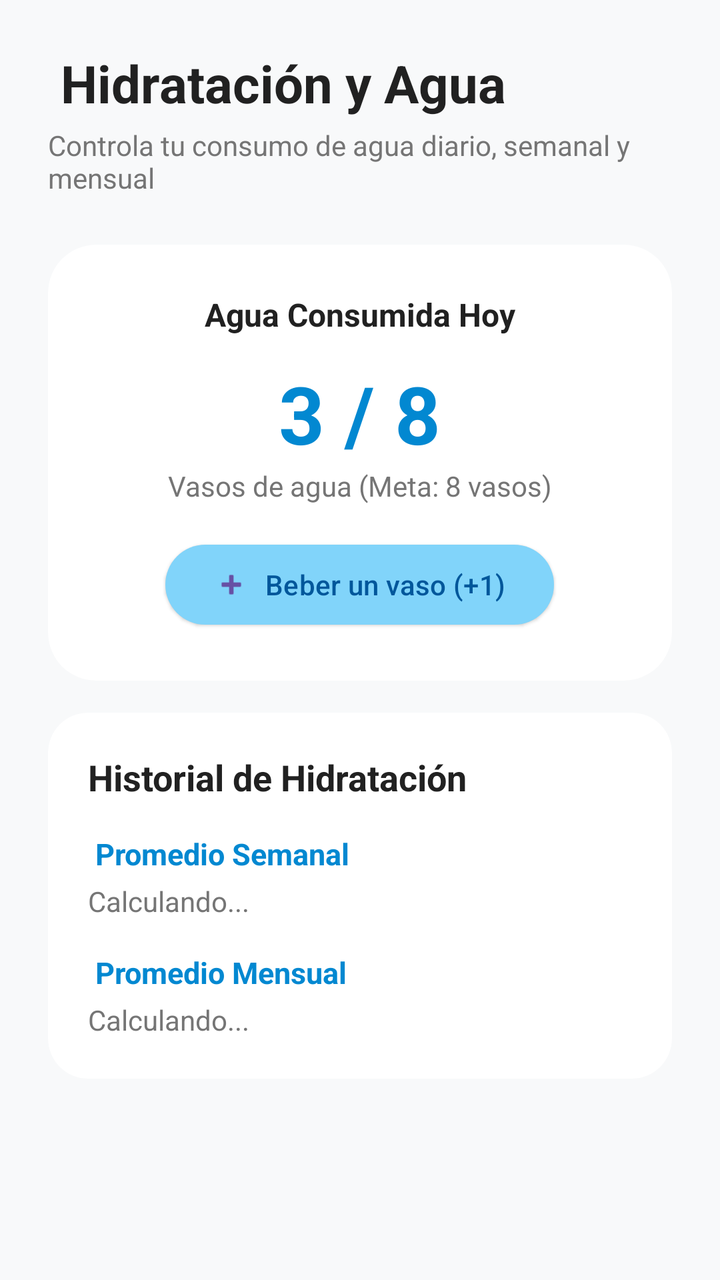
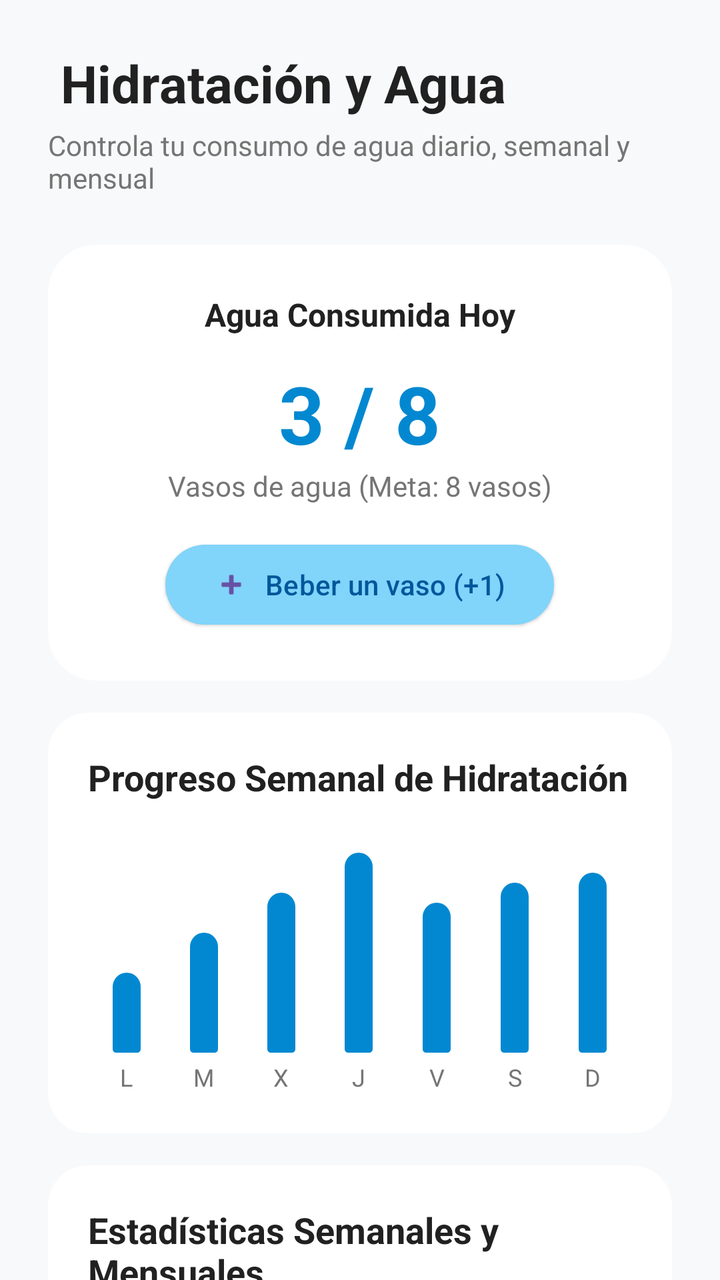

Two renders of the same Android screen: before a commit and after it. Below are the layout's source before the change and the commit's diff.
<!-- AndroidManifest.xml: application theme Theme.Nutrivi -->
<!-- res/layout/fragment_agua.xml -->
<?xml version="1.0" encoding="utf-8"?>
<androidx.core.widget.NestedScrollView
    xmlns:android="http://schemas.android.com/apk/res/android"
    xmlns:app="http://schemas.android.com/apk/res-auto"
    android:layout_width="match_parent"
    android:layout_height="match_parent"
    android:background="@color/background_light">

    <LinearLayout
        android:layout_width="match_parent"
        android:layout_height="wrap_content"
        android:orientation="vertical"
        android:padding="24dp">

        <TextView
            android:layout_width="wrap_content"
            android:layout_height="wrap_content"
            android:text=" Hidratación y Agua"
            android:textSize="26sp"
            android:textStyle="bold"
            android:textColor="@color/text_primary"
            android:layout_marginBottom="4dp" />

        <TextView
            android:layout_width="wrap_content"
            android:layout_height="wrap_content"
            android:text="Controla tu consumo de agua diario, semanal y mensual"
            android:textSize="14sp"
            android:textColor="@color/text_secondary"
            android:layout_marginBottom="24dp" />


        <com.google.android.material.card.MaterialCardView
            android:layout_width="match_parent"
            android:layout_height="wrap_content"
            app:cardCornerRadius="24dp"
            app:cardElevation="0dp"
            app:strokeWidth="0dp"
            app:cardBackgroundColor="@color/surface_white"
            android:layout_marginBottom="16dp">

            <LinearLayout
                android:layout_width="match_parent"
                android:layout_height="wrap_content"
                android:orientation="vertical"
                android:padding="24dp"
                android:gravity="center">

                <TextView
                    android:layout_width="wrap_content"
                    android:layout_height="wrap_content"
                    android:text="Agua Consumida Hoy"
                    android:textSize="16sp"
                    android:textStyle="bold"
                    android:textColor="@color/text_primary" />

                <TextView
                    android:id="@+id/tv_agua_hoy"
                    android:layout_width="wrap_content"
                    android:layout_height="wrap_content"
                    android:text="3 / 8"
                    android:textSize="40sp"
                    android:textStyle="bold"
                    android:textColor="#0288D1"
                    android:layout_marginTop="12dp" />

                <TextView
                    android:layout_width="wrap_content"
                    android:layout_height="wrap_content"
                    android:text="Vasos de agua (Meta: 8 vasos)"
                    android:textSize="14sp"
                    android:textColor="@color/text_secondary"
                    android:layout_marginBottom="16dp" />

                <com.google.android.material.button.MaterialButton
                    android:id="@+id/btn_sumar_agua"
                    style="@style/Widget.Material3.Button.ElevatedButton"
                    android:layout_width="wrap_content"
                    android:layout_height="wrap_content"
                    android:text="Beber un vaso (+1)"
                    app:icon="@android:drawable/ic_input_add"
                    app:backgroundTint="#81D4FA"
                    android:textColor="#01579B" />
            </LinearLayout>
        </com.google.android.material.card.MaterialCardView>


        <com.google.android.material.card.MaterialCardView
            android:layout_width="match_parent"
            android:layout_height="wrap_content"
            app:cardCornerRadius="20dp"
            app:cardElevation="0dp"
            app:strokeWidth="0dp"
            app:cardBackgroundColor="@color/surface_white">

            <LinearLayout
                android:layout_width="match_parent"
                android:layout_height="wrap_content"
                android:orientation="vertical"
                android:padding="20dp">

                <TextView
                    android:layout_width="wrap_content"
                    android:layout_height="wrap_content"
                    android:text="Historial de Hidratación"
                    android:textSize="18sp"
                    android:textStyle="bold"
                    android:textColor="@color/text_primary"
                    android:layout_marginBottom="16dp" />

                
                <LinearLayout
                    android:layout_width="match_parent"
                    android:layout_height="wrap_content"
                    android:orientation="vertical"
                    android:layout_marginBottom="16dp">
                    <TextView
                        android:layout_width="wrap_content"
                        android:layout_height="wrap_content"
                        android:text=" Promedio Semanal"
                        android:textStyle="bold"
                        android:textColor="#0288D1"
                        android:textSize="15sp" />
                    <TextView
                        android:id="@+id/tv_agua_semanal"
                        android:layout_width="wrap_content"
                        android:layout_height="wrap_content"
                        android:text="Calculando..."
                        android:textColor="@color/text_secondary"
                        android:textSize="14sp"
                        android:layout_marginTop="4dp" />
                </LinearLayout>

                
                <LinearLayout
                    android:layout_width="match_parent"
                    android:layout_height="wrap_content"
                    android:orientation="vertical">
                    <TextView
                        android:layout_width="wrap_content"
                        android:layout_height="wrap_content"
                        android:text=" Promedio Mensual"
                        android:textStyle="bold"
                        android:textColor="#0288D1"
                        android:textSize="15sp" />
                    <TextView
                        android:id="@+id/tv_agua_mensual"
                        android:layout_width="wrap_content"
                        android:layout_height="wrap_content"
                        android:text="Calculando..."
                        android:textColor="@color/text_secondary"
                        android:textSize="14sp"
                        android:layout_marginTop="4dp" />
                </LinearLayout>

            </LinearLayout>
        </com.google.android.material.card.MaterialCardView>

    </LinearLayout>
</androidx.core.widget.NestedScrollView>
<!-- resources referenced by this layout -->
<resources>
  <color name="background_light">#F8F9FA</color>
  <color name="surface_white">#FFFFFF</color>
  <color name="text_primary">#212121</color>
  <color name="text_secondary">#757575</color>
  <style name="Theme.Nutrivi" parent="Base.Theme.Nutrivi" />
  <style name="Base.Theme.Nutrivi" parent="Theme.Material3.DayNight.NoActionBar">
          
          
      </style>
</resources>

<!-- the commit's change to res/layout/fragment_agua.xml (unified diff, before → after) -->
@@ -49,6 +49,7 @@
                 <TextView
                     android:layout_width="wrap_content"
                     android:layout_height="wrap_content"
+                    text="Agua Consumida Hoy"
                     android:text="Agua Consumida Hoy"
                     android:textSize="16sp"
                     android:textStyle="bold"
@@ -84,10 +85,76 @@
             </LinearLayout>
         </com.google.android.material.card.MaterialCardView>
 
-
-        <com.google.android.material.card.MaterialCardView
-            android:layout_width="match_parent"
-            android:layout_height="wrap_content"
+        
+        <com.google.android.material.card.MaterialCardView
+            android:layout_width="match_parent"
+            android:layout_height="wrap_content"
+            android:layout_marginBottom="16dp"
+            app:cardBackgroundColor="@color/surface_white"
+            app:cardCornerRadius="20dp"
+            app:cardElevation="0dp"
+            app:strokeWidth="0dp">
+
+            <LinearLayout
+                android:layout_width="match_parent"
+                android:layout_height="wrap_content"
+                android:orientation="vertical"
+                android:padding="20dp">
+
+                <TextView
+                    android:layout_width="wrap_content"
+                    android:layout_height="wrap_content"
+                    android:text="Progreso Semanal de Hidratación"
+                    android:textColor="@color/text_primary"
+                    android:textSize="18sp"
+                    android:textStyle="bold"
+                    android:layout_marginBottom="16dp" />
+
+                <LinearLayout
+                    android:layout_width="match_parent"
+                    android:layout_height="130dp"
+                    android:orientation="horizontal"
+                    android:weightSum="7"
+                    android:gravity="bottom">
+
+                    <LinearLayout android:layout_width="0dp" android:layout_weight="1" android:layout_height="match_parent" android:orientation="vertical" android:gravity="center_horizontal|bottom">
+                        <View android:layout_width="14dp" android:layout_height="40dp" android:background="@drawable/rounded_bar_water_bg" />
+                        <TextView android:layout_width="wrap_content" android:layout_height="wrap_content" android:text="L" android:textSize="12sp" android:textColor="@color/text_secondary" android:layout_marginTop="4dp" />
+                    </LinearLayout>
+                    <LinearLayout android:layout_width="0dp" android:layout_weight="1" android:layout_height="match_parent" android:orientation="vertical" android:gravity="center_horizontal|bottom">
+                        <View android:layout_width="14dp" android:layout_height="60dp" android:background="@drawable/rounded_bar_water_bg" />
+                        <TextView android:layout_width="wrap_content" android:layout_height="wrap_content" android:text="M" android:textSize="12sp" android:textColor="@color/text_secondary" android:layout_marginTop="4dp" />
+                    </LinearLayout>
+                    <LinearLayout android:layout_width="0dp" android:layout_weight="1" android:layout_height="match_parent" android:orientation="vertical" android:gravity="center_horizontal|bottom">
+                        <View android:layout_width="14dp" android:layout_height="80dp" android:background="@drawable/rounded_bar_water_bg" />
+                        <TextView android:layout_width="wrap_content" android:layout_height="wrap_content" android:text="X" android:textSize="12sp" android:textColor="@color/text_secondary" android:layout_marginTop="4dp" />
+                    </LinearLayout>
+                    <LinearLayout android:layout_width="0dp" android:layout_weight="1" android:layout_height="match_parent" android:orientation="vertical" android:gravity="center_horizontal|bottom">
+                        <View android:layout_width="14dp" android:layout_height="100dp" android:background="@drawable/rounded_bar_water_bg" />
+                        <TextView android:layout_width="wrap_content" android:layout_height="wrap_content" android:text="J" android:textSize="12sp" android:textColor="@color/text_secondary" android:layout_marginTop="4dp" />
+                    </LinearLayout>
+                    <LinearLayout android:layout_width="0dp" android:layout_weight="1" android:layout_height="match_parent" android:orientation="vertical" android:gravity="center_horizontal|bottom">
+                        <View android:layout_width="14dp" android:layout_height="75dp" android:background="@drawable/rounded_bar_water_bg" />
+                        <TextView android:layout_width="wrap_content" android:layout_height="wrap_content" android:text="V" android:textSize="12sp" android:textColor="@color/text_secondary" android:layout_marginTop="4dp" />
+                    </LinearLayout>
+                    <LinearLayout android:layout_width="0dp" android:layout_weight="1" android:layout_height="match_parent" android:orientation="vertical" android:gravity="center_horizontal|bottom">
+                        <View android:layout_width="14dp" android:layout_height="85dp" android:background="@drawable/rounded_bar_water_bg" />
+                        <TextView android:layout_width="wrap_content" android:layout_height="wrap_content" android:text="S" android:textSize="12sp" android:textColor="@color/text_secondary" android:layout_marginTop="4dp" />
+                    </LinearLayout>
+                    <LinearLayout android:layout_width="0dp" android:layout_weight="1" android:layout_height="match_parent" android:orientation="vertical" android:gravity="center_horizontal|bottom">
+                        <View android:id="@+id/bar_agua_hoy" android:layout_width="14dp" android:layout_height="90dp" android:background="@drawable/rounded_bar_water_bg" />
+                        <TextView android:layout_width="wrap_content" android:layout_height="wrap_content" android:text="D" android:textSize="12sp" android:textColor="@color/text_secondary" android:layout_marginTop="4dp" />
+                    </LinearLayout>
+
+                </LinearLayout>
+            </LinearLayout>
+        </com.google.android.material.card.MaterialCardView>
+
+        
+        <com.google.android.material.card.MaterialCardView
+            android:layout_width="match_parent"
+            android:layout_height="wrap_content"
+            android:layout_marginBottom="16dp"
             app:cardCornerRadius="20dp"
             app:cardElevation="0dp"
             app:strokeWidth="0dp"
@@ -102,7 +169,7 @@
                 <TextView
                     android:layout_width="wrap_content"
                     android:layout_height="wrap_content"
-                    android:text="Historial de Hidratación"
+                    android:text="Estadísticas Semanales y Mensuales"
                     android:textSize="18sp"
                     android:textStyle="bold"
                     android:textColor="@color/text_primary"
@@ -156,5 +223,38 @@
             </LinearLayout>
         </com.google.android.material.card.MaterialCardView>
 
+        
+        <com.google.android.material.card.MaterialCardView
+            android:layout_width="match_parent"
+            android:layout_height="wrap_content"
+            app:cardBackgroundColor="@color/surface_white"
+            app:cardCornerRadius="20dp"
+            app:cardElevation="0dp"
+            app:strokeWidth="0dp">
+
+            <LinearLayout
+                android:layout_width="match_parent"
+                android:layout_height="wrap_content"
+                android:orientation="vertical"
+                android:padding="20dp">
+
+                <TextView
+                    android:layout_width="wrap_content"
+                    android:layout_height="wrap_content"
+                    android:text="Recordatorios de Hidratación"
+                    android:textColor="@color/text_primary"
+                    android:textSize="18sp"
+                    android:textStyle="bold" />
+
+                <com.google.android.material.switchmaterial.SwitchMaterial
+                    android:id="@+id/switch_water_reminder"
+                    android:layout_width="match_parent"
+                    android:layout_height="wrap_content"
+                    android:layout_marginTop="8dp"
+                    android:text="Recordarme beber agua (cada 2 horas)"
+                    android:textColor="@color/text_primary" />
+            </LinearLayout>
+        </com.google.android.material.card.MaterialCardView>
+
     </LinearLayout>
 </androidx.core.widget.NestedScrollView>
<!-- resource entries referenced after the edit -->
@@ -4,6 +4,13 @@
   <color name="surface_white">#FFFFFF</color>
   <color name="text_primary">#212121</color>
   <color name="text_secondary">#757575</color>
+  <!-- drawable rounded_bar_water_bg (drawable) -->
+  <?xml version="1.0" encoding="utf-8"?>
+  <shape xmlns:android="http://schemas.android.com/apk/res/android"
+      android:shape="rectangle">
+      <corners android:topLeftRadius="8dp" android:topRightRadius="8dp" android:bottomLeftRadius="2dp" android:bottomRightRadius="2dp" />
+      <solid android:color="#0288D1" />
+  </shape>
   <style name="Theme.Nutrivi" parent="Base.Theme.Nutrivi" />
   <style name="Base.Theme.Nutrivi" parent="Theme.Material3.DayNight.NoActionBar">
           
